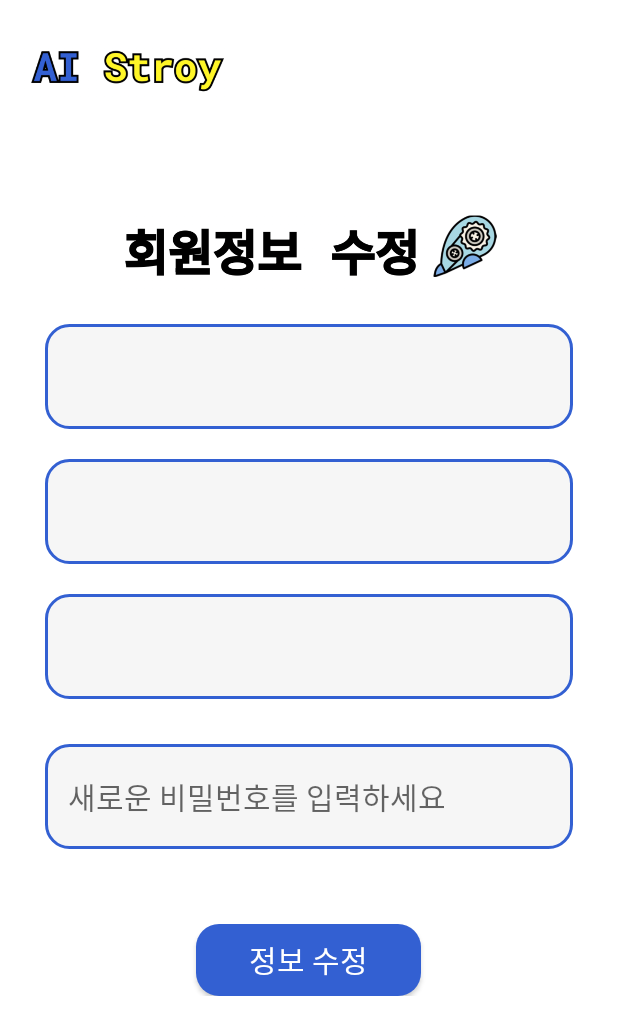
After one commit to hyeon8314/AI_Story, an Android app: the layout modify_user.xml on its own in the app's theme, with its tools: preview values and no code run, on a phone screen of 412 x 824 dp. The commit adds this screen. Shown: the top 1035 px of the screen. Run offline under Robolectric (Android 15) with nearby library versions, the phone set to English and light mode, and no system bars.

Commit message:
add modify_user.xml

```diff
--- /dev/null
+++ b/app/src/main/res/drawable/edit_background2.xml
@@ -0,0 +1,8 @@
+<?xml version="1.0" encoding="utf-8"?>
+<shape xmlns:android="http://schemas.android.com/apk/res/android">
+    <corners android:radius="15dp"/>
+    <solid android:color="#F6F6F6"/>
+    <stroke
+        android:width="2dp"
+        android:color="@color/blue" />
+</shape>
--- /dev/null
+++ b/app/src/main/res/layout/modify_user.xml
@@ -0,0 +1,106 @@
+<?xml version="1.0" encoding="utf-8"?>
+<androidx.constraintlayout.widget.ConstraintLayout xmlns:android="http://schemas.android.com/apk/res/android"
+    xmlns:app="http://schemas.android.com/apk/res-auto"
+    xmlns:tools="http://schemas.android.com/tools"
+    android:layout_width="match_parent"
+    android:layout_height="match_parent">
+
+    <LinearLayout
+        android:id="@+id/linearLayout"
+        android:layout_width="match_parent"
+        android:layout_height="wrap_content"
+        android:orientation="horizontal"
+        app:layout_constraintEnd_toEndOf="parent"
+        app:layout_constraintStart_toStartOf="parent"
+        app:layout_constraintTop_toTopOf="parent">
+
+        <ImageView
+            android:id="@+id/logo"
+            android:layout_width="140dp"
+            android:layout_height="68dp"
+            android:layout_margin="14dp"
+            app:srcCompat="@drawable/main_logo" />
+
+    </LinearLayout>
+
+    <LinearLayout
+        android:layout_width="0dp"
+        android:layout_height="wrap_content"
+        android:orientation="vertical"
+        android:paddingStart="30dp"
+        android:paddingTop="20dp"
+        android:paddingEnd="30dp"
+        app:layout_constraintBottom_toBottomOf="parent"
+        app:layout_constraintEnd_toEndOf="parent"
+        app:layout_constraintHorizontal_bias="0.0"
+        app:layout_constraintStart_toStartOf="parent"
+        app:layout_constraintTop_toBottomOf="@+id/linearLayout"
+        app:layout_constraintVertical_bias="0.133">
+
+        <ImageView
+            android:id="@+id/user_modify"
+            android:layout_width="match_parent"
+            android:layout_height="55dp"
+            android:layout_marginBottom="20dp"
+            app:srcCompat="@drawable/modify_user" />
+
+        <EditText
+            android:id="@+id/user_name"
+            android:layout_width="match_parent"
+            android:layout_height="70dp"
+            android:layout_marginBottom="20dp"
+            android:background="@drawable/edit_background2"
+            android:gravity="center"
+            android:padding="15dp"
+            android:textColor="@color/black"
+            android:textSize="23dp" />
+
+        <TextView
+            android:id="@+id/user_email"
+            android:layout_width="match_parent"
+            android:layout_height="70dp"
+            android:layout_marginBottom="20dp"
+            android:background="@drawable/edit_background2"
+            android:gravity="center"
+            android:padding="15dp"
+            android:textColor="@color/black"
+            android:textSize="23dp" />
+
+        <EditText
+            android:id="@+id/user_phone"
+            android:layout_width="match_parent"
+            android:layout_height="70dp"
+            android:layout_marginBottom="30dp"
+            android:background="@drawable/edit_background2"
+            android:gravity="center_vertical"
+            android:padding="15dp"
+            android:textColor="@color/black"
+            android:textSize="23dp" />
+
+        <EditText
+            android:id="@+id/new_password"
+            android:layout_width="match_parent"
+            android:layout_height="70dp"
+            android:layout_marginBottom="30dp"
+            android:background="@drawable/edit_background2"
+            android:gravity="center_vertical"
+            android:hint="새로운 비밀번호를 입력하세요"
+            android:inputType="textPassword"
+            android:padding="15dp"
+            android:textColor="@color/black"
+            android:textSize="20dp" />
+
+        <androidx.appcompat.widget.AppCompatButton
+            android:id="@+id/btnSaveChanges"
+            android:layout_width="150dp"
+            android:layout_height="wrap_content"
+            android:layout_gravity="center"
+            android:layout_marginTop="20dp"
+            android:background="@drawable/btn_2"
+            android:text="정보 수정"
+            android:textColor="@color/white"
+            android:textSize="20sp" />
+
+    </LinearLayout>
+
+</androidx.constraintlayout.widget.ConstraintLayout>
--- a/app/src/main/res/values/colors.xml
+++ b/app/src/main/res/values/colors.xml
@@ -7,4 +7,5 @@
     <color name="teal_700">#FF018786</color>
     <color name="black">#FF000000</color>
     <color name="white">#FFFFFFFF</color>
+    <color name="blue">#3360d2</color>
 </resources>
```
Also changed, not shown: app/src/main/res/drawable/modify_user.png (added), app/src/main/res/drawable/my_book.png (added), app/src/main/res/drawable/story_with.png (deleted), app/src/main/res/layout/info.xml (line endings or trailing spaces).
